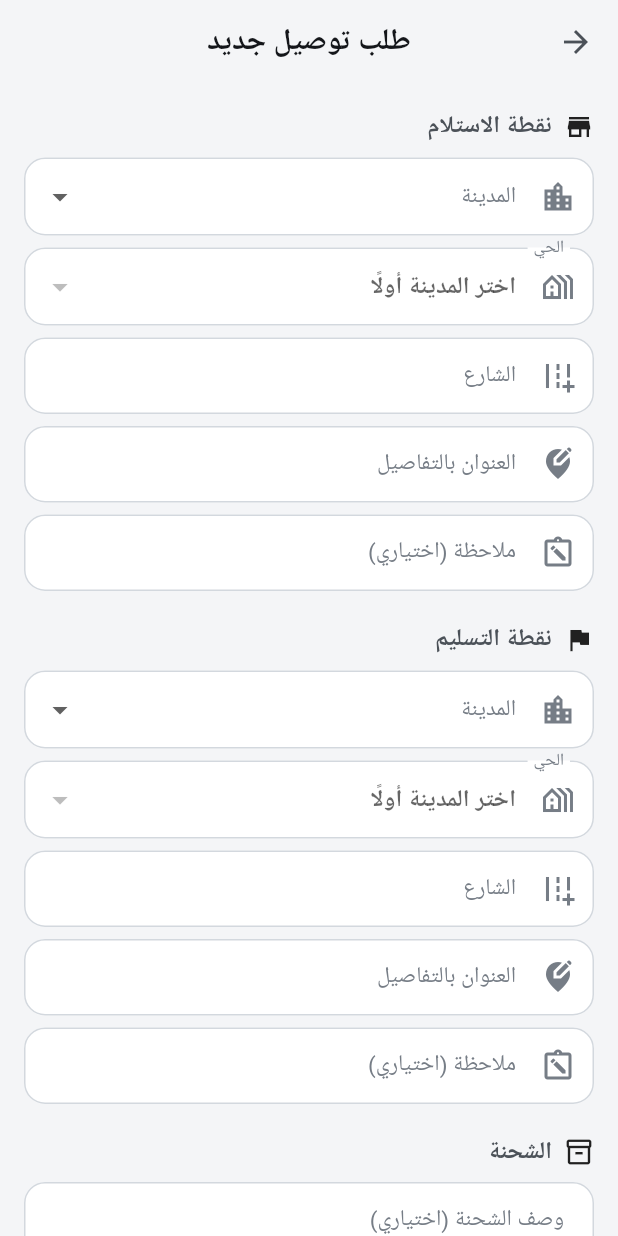
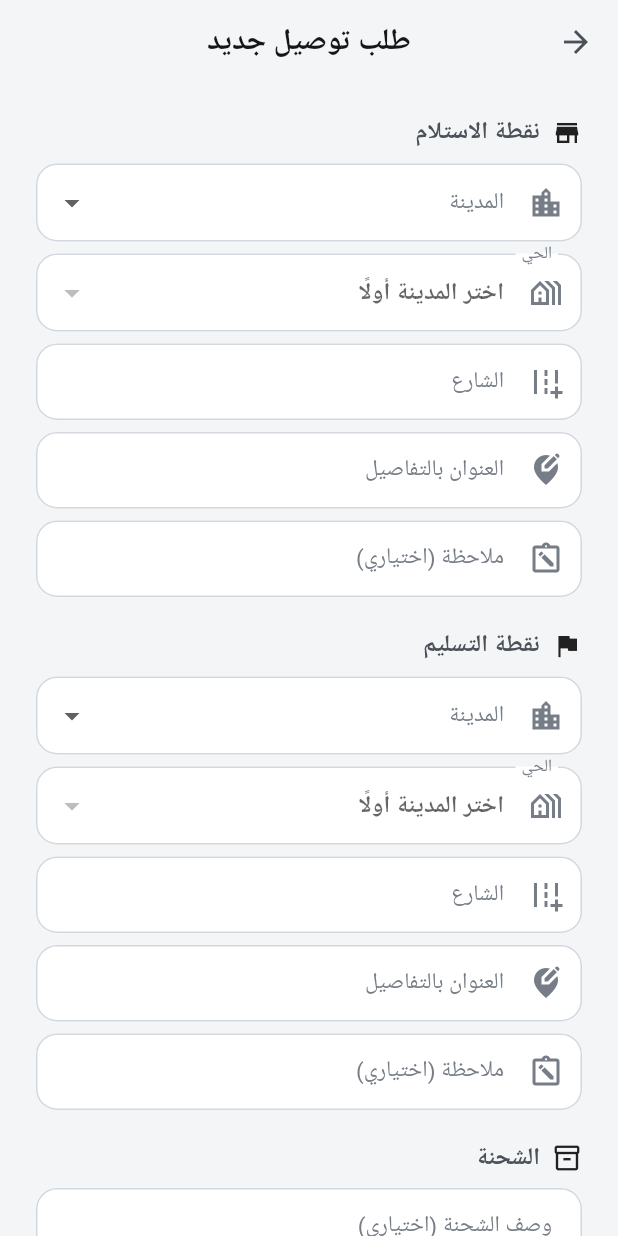
Before and after one commit to MohammedEmad333/Yalla, a Flutter app: the CreateOrderScreen screen opened directly with empty values, on a phone screen of 412 x 824 dp. Run offline on Flutter 3.47's test engine with Material 3 defaults, Android fonts, the phone set to English and light mode, and no system bars; our stand-ins replace cached_network_image, firebase_core, firebase_messaging, flutter_local_notifications, flutter_secure_storage, geolocator and 4 more; accounts and stored records are empty; network calls fail; Roboto replaces fonts that are missing (Ibm Plex Sans Arabic).

Commit message:
Constrain desktop order form width

```diff
--- a/mobile/lib/features/user/create_order_screen.dart
+++ b/mobile/lib/features/user/create_order_screen.dart
@@ -237,9 +237,12 @@ class _CreateOrderScreenState extends State<CreateOrderScreen> {
 
     return Scaffold(
       appBar: AppBar(title: const Text('طلب توصيل جديد')),
-      body: ListView(
-        padding: const EdgeInsets.all(16),
-        children: [
+      body: Center(
+        child: ConstrainedBox(
+          constraints: const BoxConstraints(maxWidth: 920),
+          child: ListView(
+            padding: const EdgeInsets.fromLTRB(24, 20, 24, 32),
+            children: [
           _sectionLabel('نقطة الاستلام', Icons.store),
           const SizedBox(height: 8),
           ..._addressInputs(_pickup),
@@ -345,7 +348,9 @@ class _CreateOrderScreenState extends State<CreateOrderScreen> {
               label: const Text('تأكيد الطلب'),
             ),
           ),
-        ],
+            ],
+          ),
+        ),
       ),
     );
   }
```
